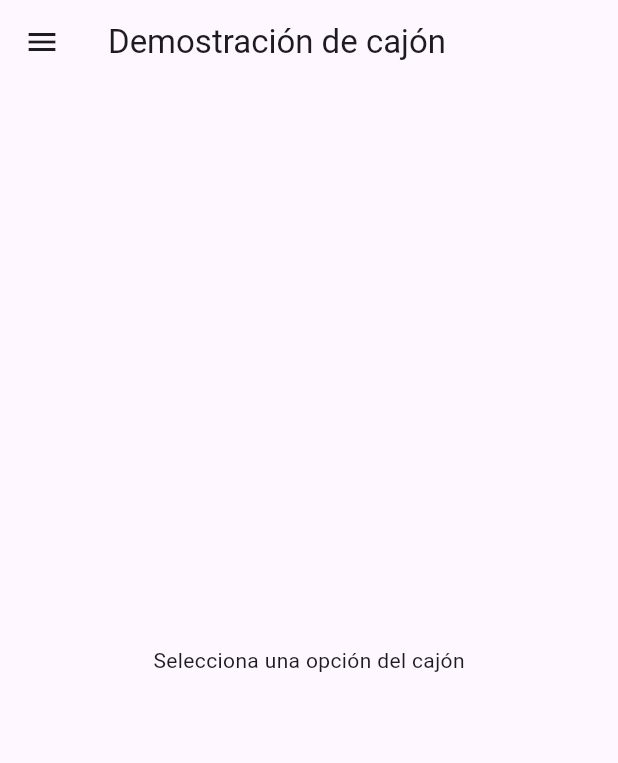
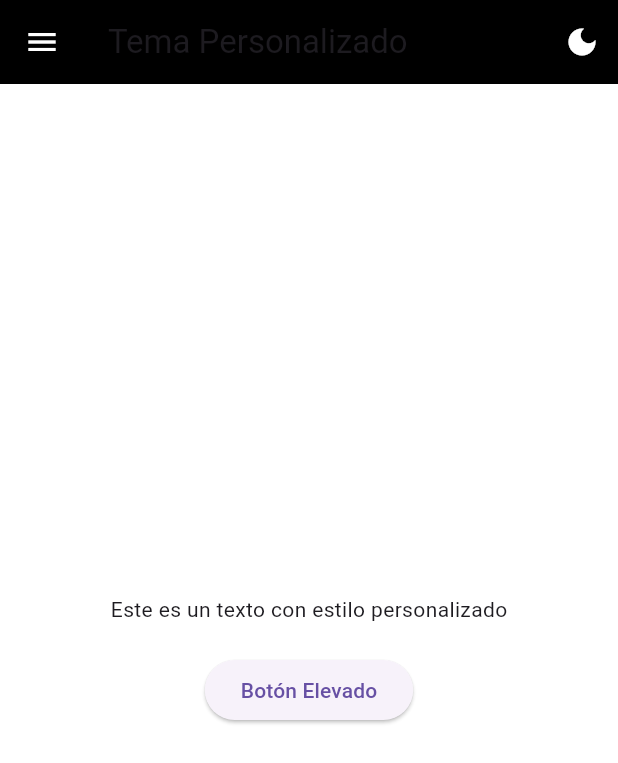
Before and after one commit to AlvaroDC2000/Programaci-n-Multimedia, a Flutter app: the screen it shows after launch, on a phone screen of 412 x 824 dp. Shown: the top 763 px of the screen. Run offline on Flutter 3.47's test engine with Material 3 defaults, Android fonts, the light colour scheme and no system bars; our stand-ins replace google_fonts.

Commit message:
Tema oscuro

```diff
--- a/flutter_application_1/lib/main.dart
+++ b/flutter_application_1/lib/main.dart
@@ -1,19 +1,57 @@
 import 'package:flutter/material.dart';
 import 'screens/app_routes.dart';
 
-void main() {
-  runApp(const Principal());
+void main() => runApp(const MyApp());
+
+class MyApp extends StatefulWidget {
+  const MyApp({super.key});
+
+  @override
+  MyAppState createState() => MyAppState();
 }
 
-class Principal extends StatelessWidget {
-  const Principal({super.key});
+class MyAppState extends State<MyApp> {
+  // Variable para controlar el modo claro/oscuro
+  bool isDarkMode = false;
+
+  void toggleTheme(bool value) {
+    setState(() {
+      isDarkMode = value;
+    });
+  }
 
   @override
   Widget build(BuildContext context) {
+    // Instancia de AppRoutes pasando los valores necesarios
+    final appRoutes = AppRoutes(isDarkMode: isDarkMode, toggleTheme: toggleTheme);
+
     return MaterialApp(
+      title: 'Tema Personalizado',
       debugShowCheckedModeBanner: false,
+      themeMode: isDarkMode ? ThemeMode.dark : ThemeMode.light,
+      theme: ThemeData(
+        brightness: Brightness.light,
+        primaryColor: Colors.black,
+        scaffoldBackgroundColor: Colors.white,
+        appBarTheme: const AppBarTheme(
+          backgroundColor: Colors.black,
+          foregroundColor: Colors.white,
+          iconTheme: IconThemeData(color: Colors.white),
+        ),
+      ),
+      darkTheme: ThemeData(
+        brightness: Brightness.dark,
+        primaryColor: Colors.teal,
+        scaffoldBackgroundColor: Colors.black,
+        appBarTheme: const AppBarTheme(
+          backgroundColor: Color.fromARGB(255, 242, 244, 244),
+          foregroundColor: Color.fromARGB(255, 180, 213, 95),
+          iconTheme: IconThemeData(color: Colors.black),
+        ),
+      ),
       initialRoute: AppRoutes.home,
-      routes: AppRoutes.getRoutes(),
+      // Usamos la instancia de appRoutes para acceder a getRoutes()
+      routes: appRoutes.getRoutes(),
     );
   }
 }
--- a/flutter_application_1/lib/screens/app_routes.dart
+++ b/flutter_application_1/lib/screens/app_routes.dart
@@ -2,6 +2,12 @@ import 'package:flutter/material.dart';
 import 'screens.dart';
 
 class AppRoutes {
+  final bool isDarkMode;
+  final ValueChanged<bool> toggleTheme;
+
+  // Constructor para aceptar isDarkMode y toggleTheme
+  AppRoutes({required this.isDarkMode, required this.toggleTheme});
+
   static const String home = '/';
   static const String personalInfo = '/personal_info';
   static const String rowImages = '/row_images';
@@ -14,9 +20,12 @@ class AppRoutes {
   static const String nestedRowsColumns = '/nested_rows_columns';
   static const String game = '/game_screen';
 
-  static Map<String, WidgetBuilder> getRoutes() {
+  Map<String, WidgetBuilder> getRoutes() {
     return {
-      home: (context) => const HomeScreen(),
+      AppRoutes.home: (context) => HomeScreen(
+        isDarkMode: isDarkMode,
+        toggleTheme: toggleTheme,
+      ),
       personalInfo: (context) => const PersonalInfoScreen(),
       rowImages: (context) => const RowImagesScreen(),
       columnImages: (context) => const ColumnImagesScreen(),
--- a/flutter_application_1/lib/screens/home_screen.dart
+++ b/flutter_application_1/lib/screens/home_screen.dart
@@ -2,16 +2,39 @@ import 'package:flutter/material.dart';
 import '../drawer/drawer.dart';
 
 class HomeScreen extends StatelessWidget {
-  const HomeScreen({super.key});
+  final bool isDarkMode;
+  final ValueChanged<bool> toggleTheme;
+
+  const HomeScreen({super.key, required this.isDarkMode, required this.toggleTheme});
 
   @override
   Widget build(BuildContext context) {
     return Scaffold(
       appBar: AppBar(
-        title: const Text('Demostración de cajón'),
+        title: Text('Tema Personalizado', style: Theme.of(context).textTheme.titleLarge),
+        actions: [
+          IconButton(
+            icon: Icon(isDarkMode ? Icons.light_mode : Icons.dark_mode),
+            onPressed: () {
+              toggleTheme(!isDarkMode);
+            },
+          ),
+        ],
       ),
       drawer: const AppDrawer(),
-      body: const Center(child: Text("Selecciona una opción del cajón")),
+      body: Center(
+        child: Column(
+          mainAxisAlignment: MainAxisAlignment.center,
+          children: [
+            Text('Este es un texto con estilo personalizado', style: Theme.of(context).textTheme.bodyMedium),
+            const SizedBox(height: 20),
+            ElevatedButton(
+              onPressed: () {},
+              child: const Text('Botón Elevado'),
+            ),
+          ],
+        ),
+      ),
     );
   }
 }
```
